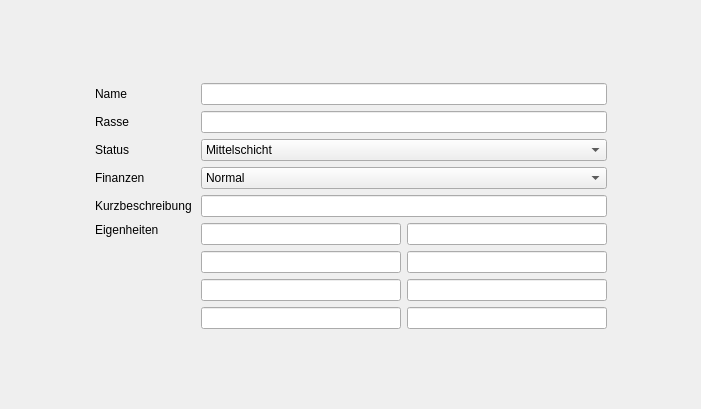
Old version of the form UI/CharakterBeschreibung.ui in the repository Aeolitus/Sephrasto.
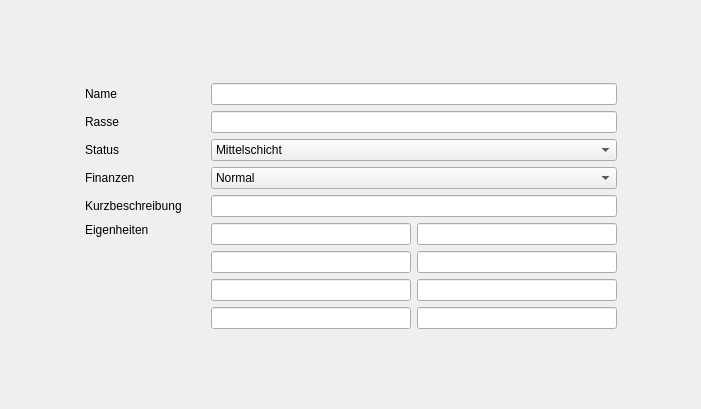
New version of the form.

Commit message: Reworked GUI for picking talents as dialog. Wrote class for picking talents. Tested and working. Wrote new GUI for abilities.

```diff
--- a/UI/CharakterBeschreibung.ui
+++ b/UI/CharakterBeschreibung.ui
@@ -69,7 +69,7 @@
      <widget class="QLabel" name="label_4">
       <property name="minimumSize">
        <size>
-        <width>100</width>
+        <width>120</width>
         <height>0</height>
        </size>
       </property>
```
The commit also changes 5 other files.
